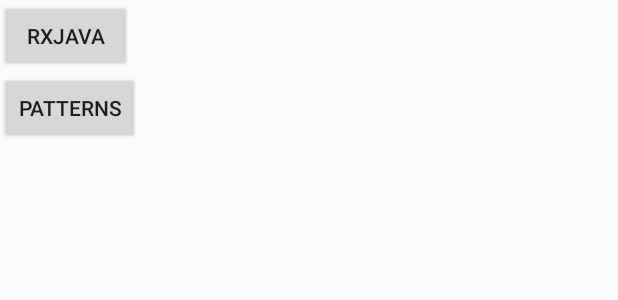
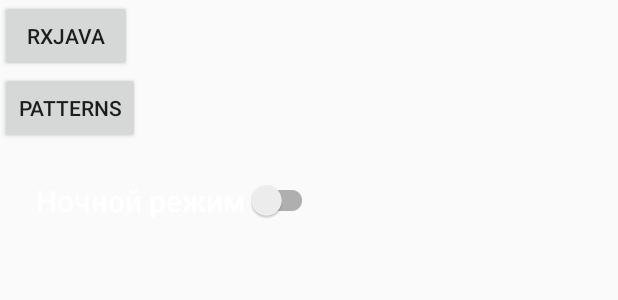
Before and after one commit to locskot/RxJava2, an Android app: the layout activity_launch.xml on its own in the app's theme, with its tools: preview values and no code run, on a phone screen of 412 x 824 dp. Shown: the top 300 px of the screen. Run offline under Robolectric (Android 15) with nearby library versions, the phone set to English and light mode, and no system bars.

Commit message:
no message

```diff
--- a/app/src/main/AndroidManifest.xml
+++ b/app/src/main/AndroidManifest.xml
@@ -13,13 +13,15 @@
             android:name=".RxJavaActivity"
             android:label="@string/app_name"></activity>
         <activity android:name=".PatternActivity">
+
+        </activity>
+        <activity android:name=".LaunchActivity">
             <intent-filter>
                 <action android:name="android.intent.action.MAIN" />
 
                 <category android:name="android.intent.category.LAUNCHER" />
             </intent-filter>
         </activity>
-        <activity android:name=".LaunchActivity"></activity>
         <activity android:name=".SingleLiveData.SingleLiveDataActivity"></activity>
     </application>
 
--- a/app/src/main/res/layout/activity_launch.xml
+++ b/app/src/main/res/layout/activity_launch.xml
@@ -17,4 +17,21 @@
         android:layout_width="wrap_content"
         android:layout_height="wrap_content"
         android:text="Patterns" />
+
+
+    <android.support.v7.widget.SwitchCompat
+        android:id="@+id/switch_night_mode"
+        android:layout_width="wrap_content"
+        android:layout_height="wrap_content"
+        android:layout_alignParentEnd="true"
+        android:layout_marginEnd="28dp"
+        android:layout_marginStart="24dp"
+        android:layout_marginTop="24dp"
+        android:fontFamily="sans-serif-medium"
+        android:switchPadding="5dp"
+        android:text="Ночной режим"
+        android:textColor="#ffffff"
+        android:textSize="20sp"
+        android:textStyle="normal" />
+
 </LinearLayout>
--- a/app/src/main/res/values/colors.xml
+++ b/app/src/main/res/values/colors.xml
@@ -3,4 +3,7 @@
     <color name="colorPrimary">#3F51B5</color>
     <color name="colorPrimaryDark">#303F9F</color>
     <color name="colorAccent">#FF4081</color>
+    <color name="space_white">#ffffff</color>
+    <color name="maps_card_view_background">#3F5676</color>
+    <color name="transasia_primary">#26a69a</color>
 </resources>
```
Also changed, not shown: app/src/main/java/hermes/dev/transasia/ru/fireapp/LaunchActivity.java (+33 -1 lines).
